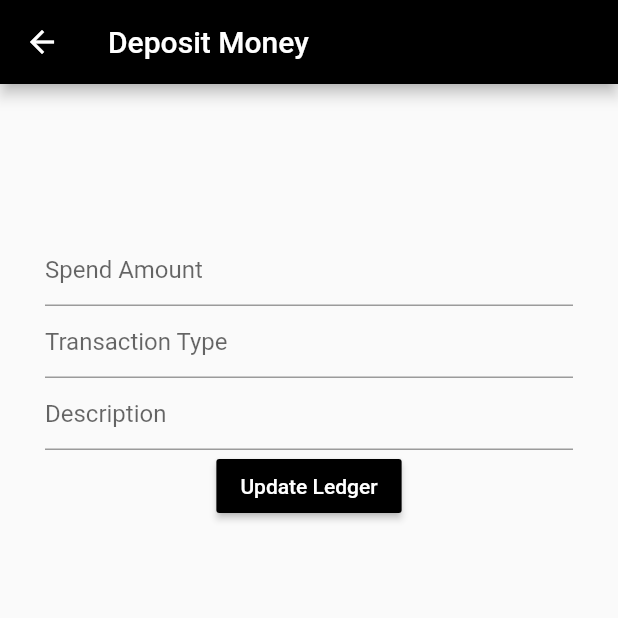
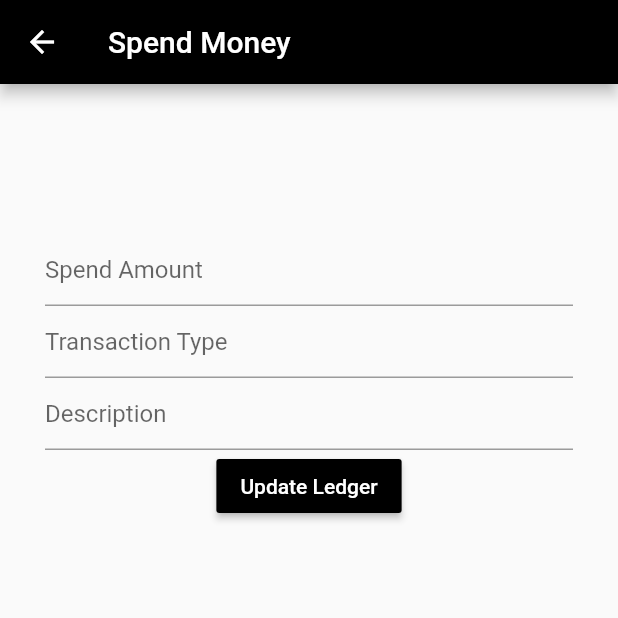
Before and after one commit to psrth/cashmoneyz, a Flutter app: the screen it shows after launch, after a tap on "spend", on a phone screen of 412 x 824 dp, the top half of it. Run offline on Flutter 3.47's test engine with Material 2 defaults, Android fonts, the phone set to English and light mode, and no system bars.

Commit message:
minimalistic UI implementation

```diff
--- a/lib/home.dart
+++ b/lib/home.dart
@@ -12,35 +12,62 @@ class _HomeState extends State<Home> {
   @override
   Widget build(BuildContext context) {
     return Scaffold(
+      backgroundColor: Colors.black,
       appBar: AppBar(
         title:
             Row(mainAxisAlignment: MainAxisAlignment.center, children: <Widget>[
           Text(
             "Cash Moneyz App",
             textAlign: TextAlign.center,
+            style: TextStyle(
+              fontSize: 30,
+              fontWeight: FontWeight.w800,
+            ),
           ),
         ]),
         centerTitle: true,
-        elevation: 0,
+        elevation: 0.8,
       ),
-      body: Container(
+      body: Row(
+        mainAxisAlignment: MainAxisAlignment.spaceEvenly,
+        children: <Widget>[
+          Container(
             child: Column(
+              mainAxisAlignment: MainAxisAlignment.spaceEvenly,
               children: <Widget>[
                 RaisedButton(
+                  padding: EdgeInsets.all(7),
                   onPressed: () {
                     Navigator.pushNamed(context, '/spend');
                   },
-              child: Text("spend"),
+                  color: Colors.black,
+                  textColor: Colors.white,
+                  child: Text(
+                    "spend",
+                    style: TextStyle(
+                      fontSize: 35,
+                    ),
+                  ),
                 ),
                 RaisedButton(
+                  padding: EdgeInsets.all(10),
                   onPressed: () {
                     Navigator.pushNamed(context, '/deposit');
                   },
-              child: Text("deposit"),
+                  color: Colors.black,
+                  textColor: Colors.white,
+                  child: Text(
+                    "deposit",
+                    style: TextStyle(
+                      fontSize: 35,
+                    ),
+                  ),
                 ),
               ],
             ),
           ),
+        ],
+      ),
     );
   }
 }
--- a/lib/spend.dart
+++ b/lib/spend.dart
@@ -48,7 +48,7 @@ class _spendState extends State<spend> {
     return Scaffold(
       key: _scaffoldKey,
       appBar: AppBar(
-          title: Text('Deposit Money'),
+        title: Text('Spend Money'),
       ),
       body: Form(
         key: _formKey,
@@ -97,6 +97,7 @@ class _spendState extends State<spend> {
                 )
               ],
             )),
-        ));
+      ),
+    );
   }
 }
```
Lines whose indentation alone changed are shown as unchanged.
